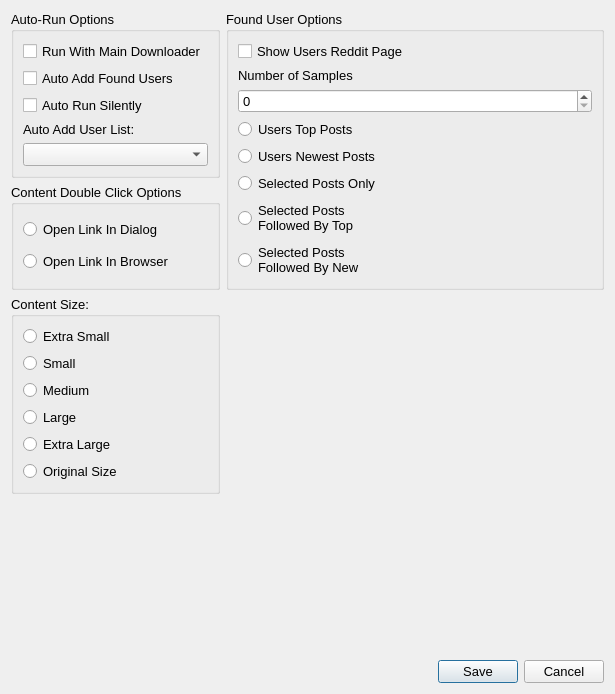
First picture: the form in DownloaderForReddit/GUI_Resources/UserFinderSettingsGUI.ui, repository MalloyDelacroix/DownloaderForReddit, before the edit.
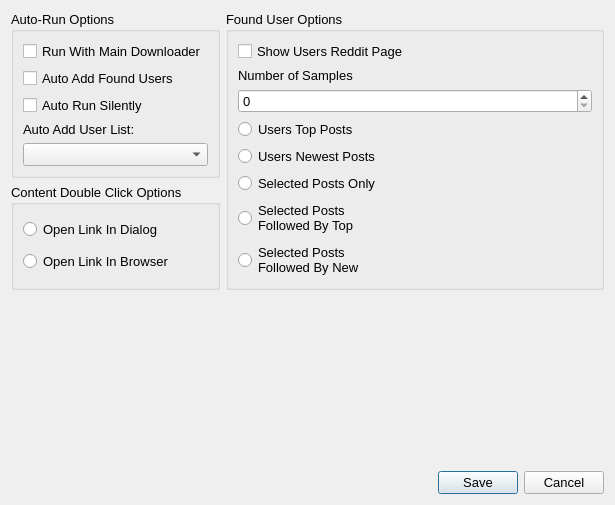
Second picture: the form after the edit. Icons and pictures are not drawn.

Commit message: UserFinder and UserFinderGUI connected and main features working.  Still need to fine tune details.

The edit to the form file:
```diff
--- a/DownloaderForReddit/GUI_Resources/UserFinderSettingsGUI.ui
+++ b/DownloaderForReddit/GUI_Resources/UserFinderSettingsGUI.ui
@@ -7,7 +7,7 @@
     <x>0</x>
     <y>0</y>
     <width>615</width>
-    <height>694</height>
+    <height>505</height>
    </rect>
   </property>
   <property name="font">
@@ -170,75 +170,6 @@
      </layout>
     </widget>
    </item>
-   <item row="2" column="0">
-    <widget class="QGroupBox" name="content_size_options_group_box">
-     <property name="title">
-      <string>Content Size:</string>
-     </property>
-     <layout class="QGridLayout" name="gridLayout_4">
-      <item row="0" column="0">
-       <widget class="QRadioButton" name="content_extra_small_radio">
-        <property name="toolTip">
-         <string>48 px</string>
-        </property>
-        <property name="text">
-         <string>Extra Small</string>
-        </property>
-       </widget>
-      </item>
-      <item row="1" column="0">
-       <widget class="QRadioButton" name="content_small_radio">
-        <property name="toolTip">
-         <string>72 px</string>
-        </property>
-        <property name="text">
-         <string>Small</string>
-        </property>
-       </widget>
-      </item>
-      <item row="2" column="0">
-       <widget class="QRadioButton" name="content_medium_radio">
-        <property name="toolTip">
-         <string>110 px</string>
-        </property>
-        <property name="text">
-         <string>Medium</string>
-        </property>
-       </widget>
-      </item>
-      <item row="3" column="0">
-       <widget class="QRadioButton" name="content_large_radio">
-        <property name="toolTip">
-         <string>176 px</string>
-        </property>
-        <property name="text">
-         <string>Large</string>
-        </property>
-       </widget>
-      </item>
-      <item row="5" column="0">
-       <widget class="QRadioButton" name="content_original_size_radio">
-        <property name="toolTip">
-         <string>Original Content Size</string>
-        </property>
-        <property name="text">
-         <string>Original Size</string>
-        </property>
-       </widget>
-      </item>
-      <item row="4" column="0">
-       <widget class="QRadioButton" name="content_extra_large_radio">
-        <property name="toolTip">
-         <string>256 px</string>
-        </property>
-        <property name="text">
-         <string>Extra Large</string>
-        </property>
-       </widget>
-      </item>
-     </layout>
-    </widget>
-   </item>
    <item row="3" column="0">
     <spacer name="verticalSpacer_2">
      <property name="orientation">
```
The commit also changes 9 other files.
